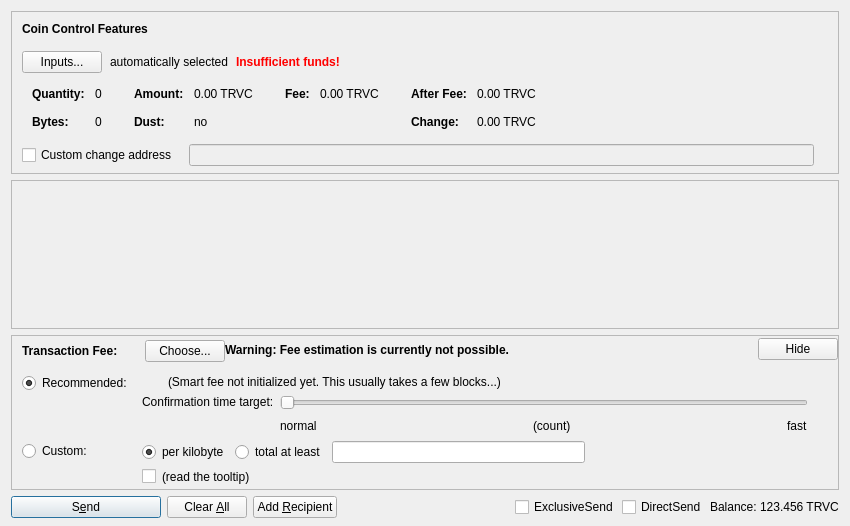
This is src/qt/forms/sendcoinsdialog.ui in trivechain/trivechain-core as Qt 5 draws it before an edit. The edited form follows.
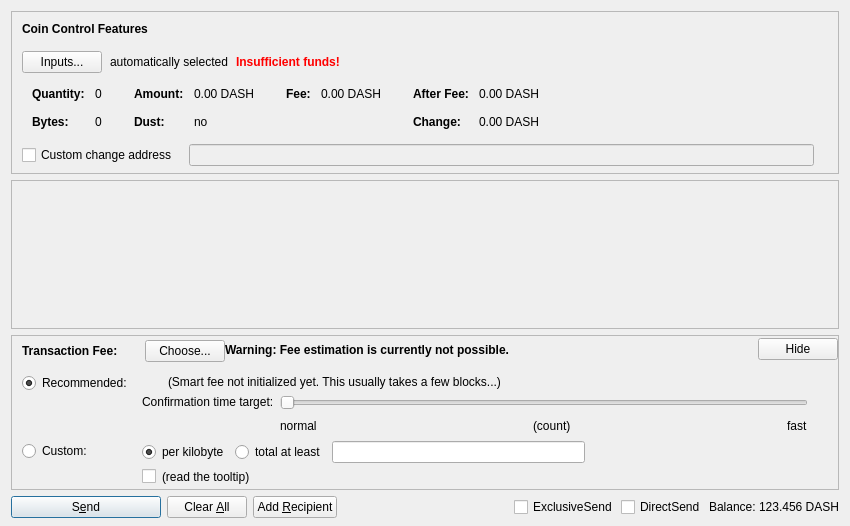
This is the edited form. Custom widgets are drawn as their Qt base class.

```diff
--- a/src/qt/forms/sendcoinsdialog.ui
+++ b/src/qt/forms/sendcoinsdialog.ui
@@ -324,7 +324,7 @@
                   <enum>Qt::ActionsContextMenu</enum>
                  </property>
                  <property name="text">
-                  <string notr="true">0.00 TRVC</string>
+                  <string notr="true">0.00 DASH</string>
                  </property>
                  <property name="textInteractionFlags">
                   <set>Qt::LinksAccessibleByMouse|Qt::TextSelectableByKeyboard|Qt::TextSelectableByMouse</set>
@@ -404,7 +404,7 @@
                   <enum>Qt::ActionsContextMenu</enum>
                  </property>
                  <property name="text">
-                  <string notr="true">0.00 TRVC</string>
+                  <string notr="true">0.00 DASH</string>
                  </property>
                  <property name="textInteractionFlags">
                   <set>Qt::LinksAccessibleByMouse|Qt::TextSelectableByKeyboard|Qt::TextSelectableByMouse</set>
@@ -455,7 +455,7 @@
                   <enum>Qt::ActionsContextMenu</enum>
                  </property>
                  <property name="text">
-                  <string notr="true">0.00 TRVC</string>
+                  <string notr="true">0.00 DASH</string>
                  </property>
                  <property name="textInteractionFlags">
                   <set>Qt::LinksAccessibleByMouse|Qt::TextSelectableByKeyboard|Qt::TextSelectableByMouse</set>
@@ -484,7 +484,7 @@
                   <enum>Qt::ActionsContextMenu</enum>
                  </property>
                  <property name="text">
-                  <string notr="true">0.00 TRVC</string>
+                  <string notr="true">0.00 DASH</string>
                  </property>
                  <property name="textInteractionFlags">
                   <set>Qt::LinksAccessibleByMouse|Qt::TextSelectableByKeyboard|Qt::TextSelectableByMouse</set>
@@ -1326,7 +1326,7 @@
           <cursorShape>IBeamCursor</cursorShape>
          </property>
          <property name="text">
-          <string notr="true">123.456 TRVC</string>
+          <string notr="true">123.456 DASH</string>
          </property>
          <property name="textInteractionFlags">
           <set>Qt::LinksAccessibleByMouse|Qt::TextSelectableByKeyboard|Qt::TextSelectableByMouse</set>
```
Left out of the diff: 4 changed lines with no effect on the pictures.
